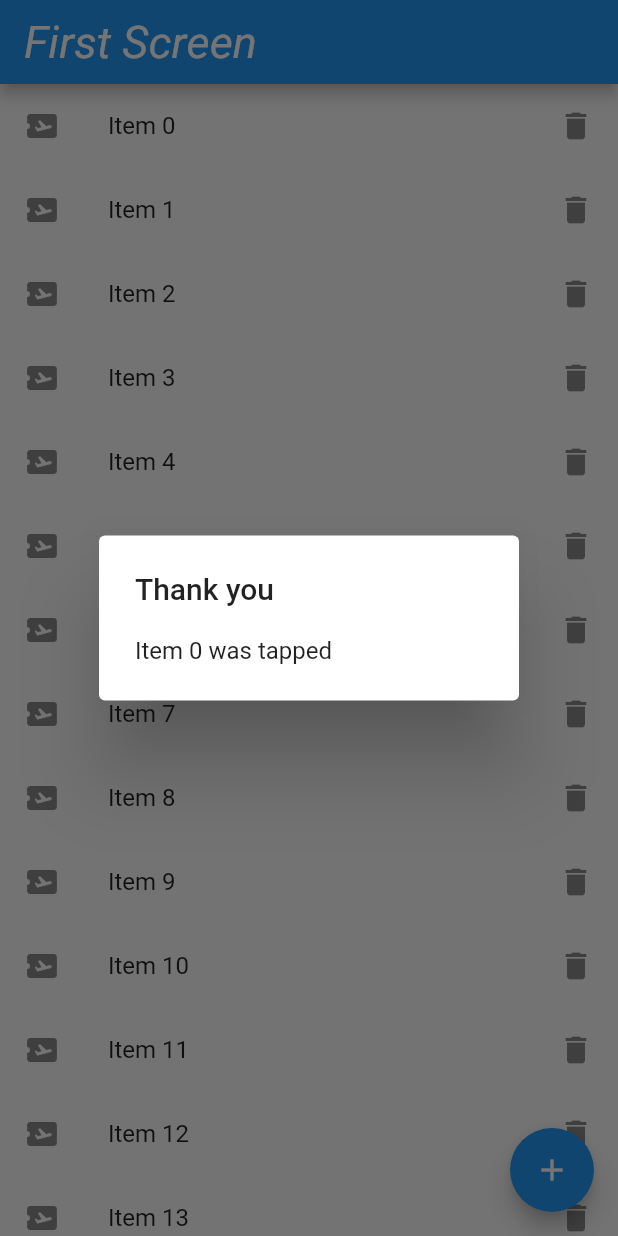
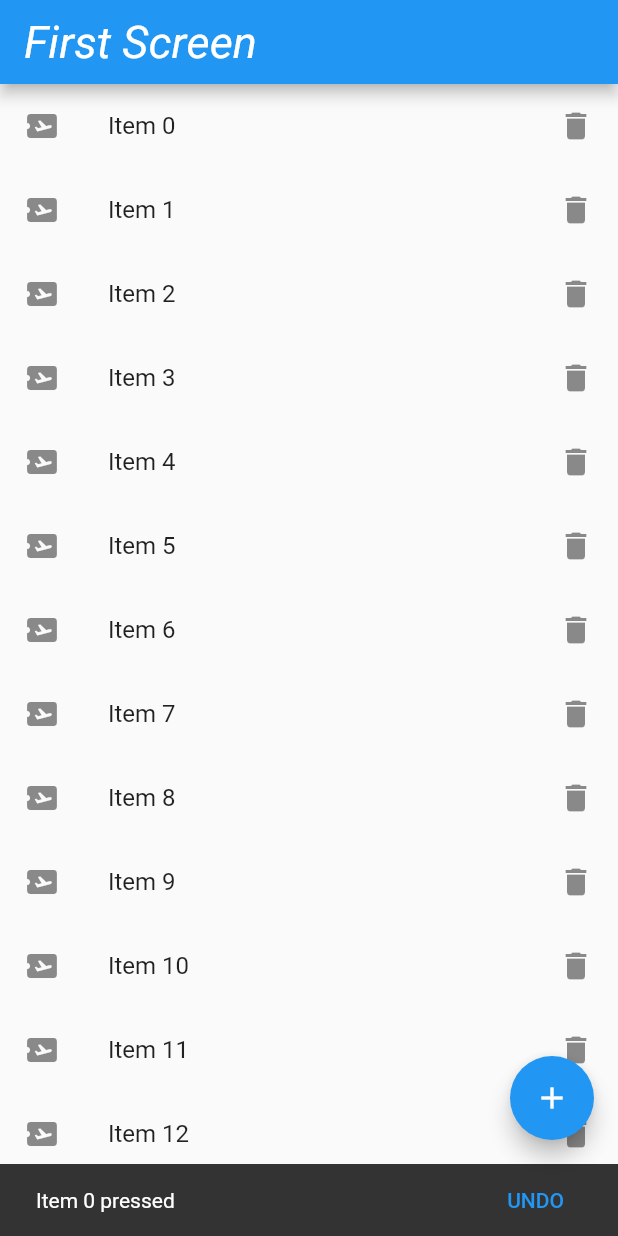
Before and after one commit to sunglimlee/untitled3, a Flutter app: the screen it shows after launch, after a tap on an icon or button, on a phone screen of 412 x 824 dp. Run offline on Flutter 3.47's test engine with Material 2 defaults, Android fonts, the phone set to English and light mode, and no system bars.

```diff
--- a/lib/app_screens/alert_dialog.dart
+++ b/lib/app_screens/alert_dialog.dart
@@ -1,11 +1,31 @@
 import 'package:flutter/material.dart';
 
-showAlertDialog1(BuildContext context, {content = "default Content", title = "default title"}) {
+//AlertDialog 보여주는 함수
+showAlertDialog1(BuildContext context,
+    {content = "default Content", title = "default title"}) {
   AlertDialog alertDialog = AlertDialog(
     title: Text(title),
     content: Text(content),
   );
-  showDialog(context: context,
-      builder: (BuildContext context) { return alertDialog;}
+  showDialog(
+      context: context,
+      builder: (BuildContext context) {
+        return alertDialog;
+      });
+}
+
+//SnackBar 보여주는 함수
+showSnackBar1(BuildContext context, int index) {
+  var snackBar = SnackBar(
+    content: Text("Item $index pressed"),
+    action: SnackBarAction(
+      label: "UNDO",
+      onPressed: () {
+        showAlertDialog1(context);
+      },
+    ),
   );
+
+  //여기가 중요하다.
+  ScaffoldMessenger.of(context).showSnackBar(snackBar);
 }
--- a/lib/app_screens/show_long_listview.dart
+++ b/lib/app_screens/show_long_listview.dart
@@ -22,7 +22,8 @@ class ShowLongListView extends StatelessWidget {
           trailing: const Icon(Icons.delete),
           onTap: () {
             //debugPrint('Item ${index} was tapped');
-            showAlertDialog1(context, content: "Item ${index} was tapped", title: "Thank you");
+            //showAlertDialog1(context, content: "Item ${index} was tapped", title: "Thank you");
+            showSnackBar1(context, index);
           }
         );
       },
```
